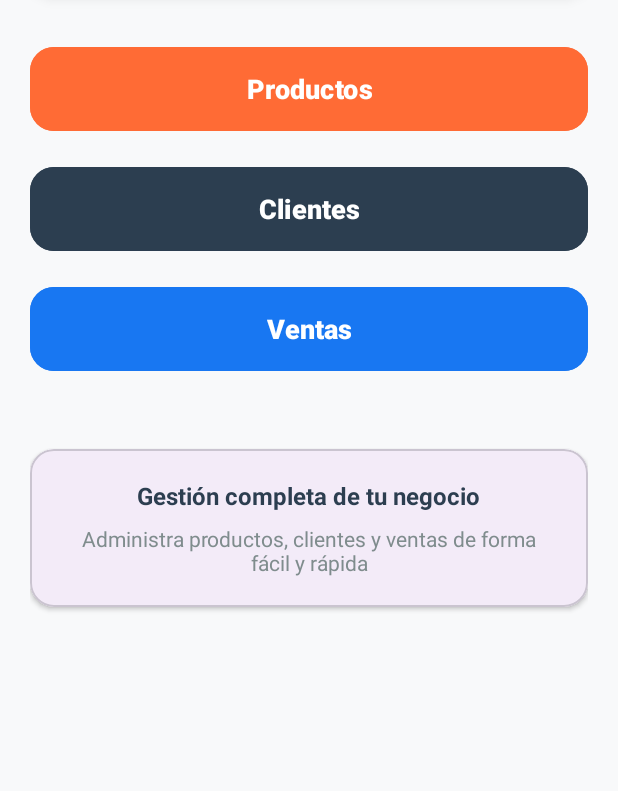
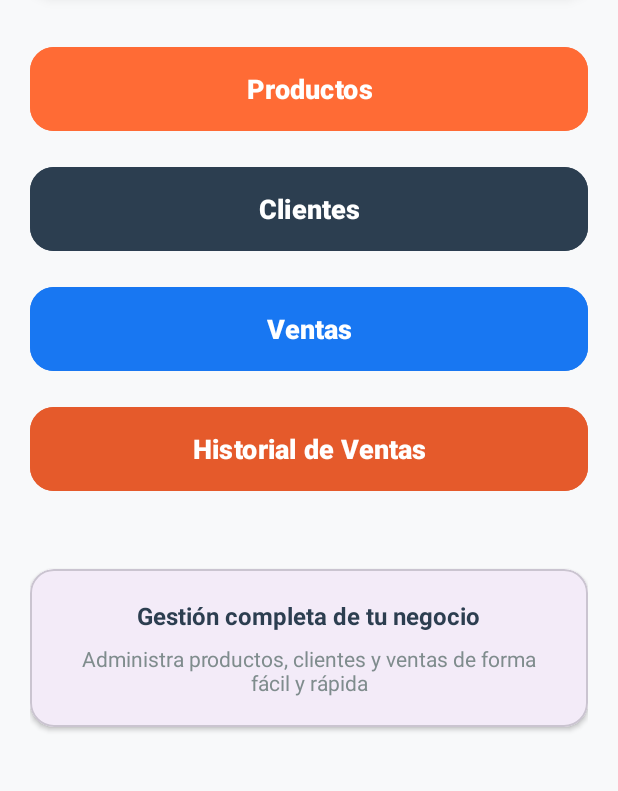
Before and after one commit to 0Paola0/VentaExpressRopa, an Android app: the MainActivity screen opened directly, with no data from a screen before it, on a phone screen of 412 x 824 dp, the part 241-1032 px from its top. Run offline under Robolectric (Android 15) with nearby library versions, the phone set to English and light mode, and no system bars; our stand-ins replace Firebase (no records; nobody signed in at launch, a user with empty details on screens opened directly).

Commit message:
Activity de ventas / historial de ventas

```diff
--- a/app/src/main/AndroidManifest.xml
+++ b/app/src/main/AndroidManifest.xml
@@ -24,6 +24,7 @@
         <activity
             android:name=".GestionClientesActivity"
             android:exported="false" />
+        <activity android:name=".VentasActivity" />
 
         <meta-data
             android:name="com.facebook.sdk.ApplicationId"
@@ -54,6 +55,8 @@
         <activity
             android:name=".MainActivity"
             android:exported="false" />
+        <activity android:name=".VentasActivity" />
+        <activity android:name=".HistorialVentasActivity" />
         <activity android:name=".ProductosActivity" />
         <activity android:name=".ProductoDetalleActivity" />
         <activity
--- a/app/src/main/java/com/example/ventaexpressropa/MainActivity.kt
+++ b/app/src/main/java/com/example/ventaexpressropa/MainActivity.kt
@@ -17,6 +17,7 @@ class MainActivity : AppCompatActivity() {
     private lateinit var btnProductos: Button
     private lateinit var btnClientes: Button
     private lateinit var btnVentas: Button
+    private lateinit var btnHistorialVentas: Button
     private lateinit var saludoUsuario: TextView
     private lateinit var auth: FirebaseAuth
 
@@ -38,6 +39,7 @@ class MainActivity : AppCompatActivity() {
         btnProductos = findViewById(R.id.boton_productos)
         btnClientes = findViewById(R.id.boton_clientes)
         btnVentas = findViewById(R.id.boton_ventas)
+        btnHistorialVentas = findViewById(R.id.boton_historial_ventas)
         saludoUsuario = findViewById(R.id.saludo_usuario)
         auth = FirebaseAuth.getInstance()
     }
@@ -71,6 +73,15 @@ class MainActivity : AppCompatActivity() {
         btnVentas.setOnClickListener {
             Log.d("MainActivity", "Botón Ventas presionado")
             Toast.makeText(this, "Abriendo gestión de ventas...", Toast.LENGTH_SHORT).show()
+            val intent = Intent(this, VentasActivity::class.java)
+            startActivity(intent)
+        }
+
+        btnHistorialVentas.setOnClickListener {
+            Log.d("MainActivity", "Botón Historial Ventas presionado")
+            Toast.makeText(this, "Abriendo historial de ventas...", Toast.LENGTH_SHORT).show()
+            val intent = Intent(this, HistorialVentasActivity::class.java)
+            startActivity(intent)
         }
     }
 
--- a/app/src/main/res/layout/activity_main.xml
+++ b/app/src/main/res/layout/activity_main.xml
@@ -94,9 +94,23 @@
                 android:id="@+id/boton_ventas"
                 android:layout_width="match_parent"
                 android:layout_height="64dp"
-                android:layout_marginBottom="24dp"
+                android:layout_marginBottom="16dp"
                 android:backgroundTint="@color/button_facebook"
                 android:text="Ventas"
+                android:textColor="@color/white"
+                android:textSize="18sp"
+                android:textStyle="bold"
+                app:cornerRadius="16dp"
+                app:iconGravity="textStart"
+                app:iconPadding="12dp" />
+
+            <com.google.android.material.button.MaterialButton
+                android:id="@+id/boton_historial_ventas"
+                android:layout_width="match_parent"
+                android:layout_height="64dp"
+                android:layout_marginBottom="24dp"
+                android:backgroundTint="@color/primary_dark"
+                android:text="Historial de Ventas"
                 android:textColor="@color/white"
                 android:textSize="18sp"
                 android:textStyle="bold"
```
